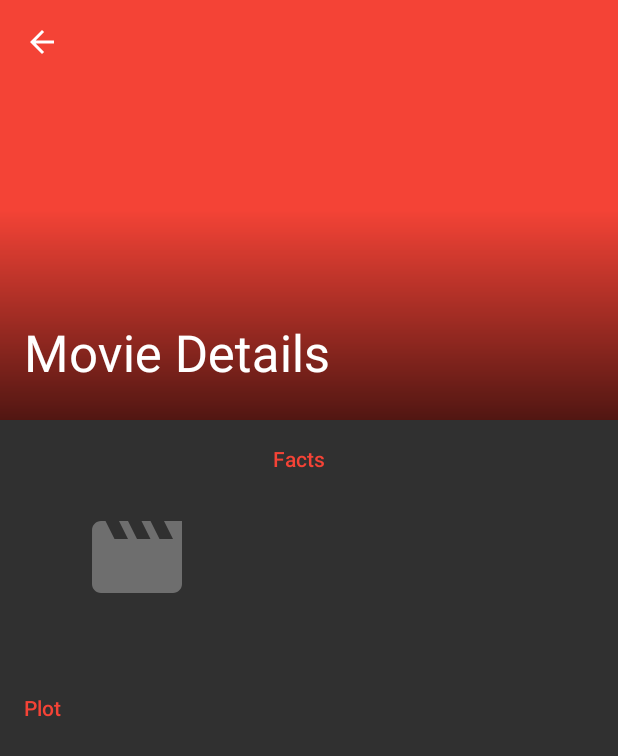
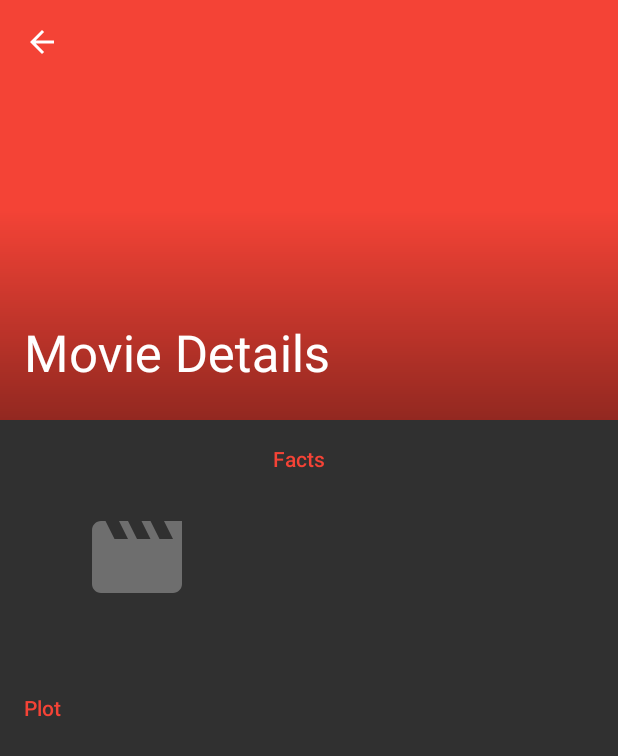
Before and after one commit to fnberta/PopularMovies, an Android app: the MovieDetailsActivity screen opened directly, with no data from a screen before it, on a phone screen of 412 x 824 dp. Shown: the top 756 px of the screen. Run offline under Robolectric (Android 15) with nearby library versions, the phone set to English and light mode, and no system bars; pictures from the network do not load; 6 statements that could not run were skipped.

Commit message:
fix: Adjust scrim gradient

```diff
--- a/app/src/main/res/drawable/scrim_gradient.xml
+++ b/app/src/main/res/drawable/scrim_gradient.xml
@@ -5,9 +5,9 @@
 
     <gradient
         android:angle="90"
-        android:centerColor="#00000000"
-        android:endColor="#00000000"
-        android:startColor="#aa000000"
+        android:centerColor="@android:color/transparent"
+        android:endColor="@android:color/transparent"
+        android:startColor="#66000000"
         />
 
 </shape>
```
